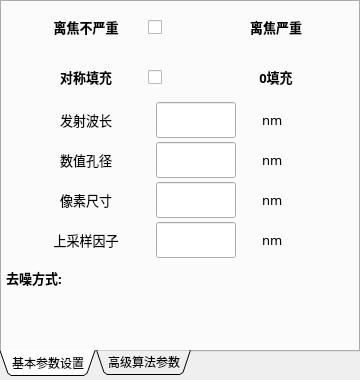
Ruoave/Dark-optical-sectioning-with-Qt-, file ui/greenwidget.ui: the form before one commit.
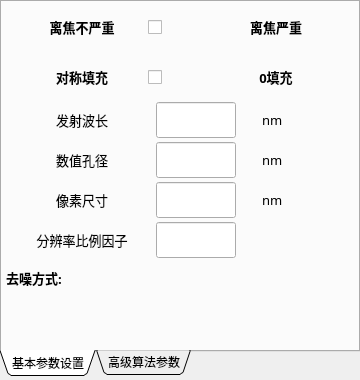
The form after the commit. Custom widgets are drawn as their Qt base class.

Commit message: factor之前的理解错误，改回了初版的“分辨率比例因子”

What changed in the file:
```diff
--- a/ui/greenwidget.ui
+++ b/ui/greenwidget.ui
@@ -62,7 +62,7 @@
     <widget class="QLabel" name="notSevereLabel">
      <property name="geometry">
       <rect>
-       <x>36</x>
+       <x>32</x>
        <y>0</y>
        <width>96</width>
        <height>50</height>
@@ -145,7 +145,7 @@
     <widget class="QLabel" name="synPad">
      <property name="geometry">
       <rect>
-       <x>36</x>
+       <x>32</x>
        <y>50</y>
        <width>96</width>
        <height>50</height>
@@ -200,7 +200,7 @@
     <widget class="QLabel" name="emwaveLabel">
      <property name="geometry">
       <rect>
-       <x>24</x>
+       <x>20</x>
        <y>100</y>
        <width>120</width>
        <height>36</height>
@@ -232,7 +232,7 @@
     <widget class="QLabel" name="NALabel">
      <property name="geometry">
       <rect>
-       <x>24</x>
+       <x>20</x>
        <y>140</y>
        <width>120</width>
        <height>36</height>
@@ -274,7 +274,7 @@
     <widget class="QLabel" name="pixelLabel">
      <property name="geometry">
       <rect>
-       <x>24</x>
+       <x>20</x>
        <y>180</y>
        <width>120</width>
        <height>36</height>
@@ -400,35 +400,6 @@
       <string>nm</string>
      </property>
     </widget>
-    <widget class="QLabel" name="units_4">
-     <property name="geometry">
-      <rect>
-       <x>260</x>
-       <y>220</y>
-       <width>36</width>
-       <height>36</height>
-      </rect>
-     </property>
-     <property name="font">
-      <font>
-       <family>微软雅黑</family>
-       <pointsize>10</pointsize>
-       <weight>50</weight>
-       <italic>false</italic>
-       <bold>false</bold>
-       <underline>false</underline>
-      </font>
-     </property>
-     <property name="toolTip">
-      <string/>
-     </property>
-     <property name="frameShadow">
-      <enum>QFrame::Plain</enum>
-     </property>
-     <property name="text">
-      <string>nm</string>
-     </property>
-    </widget>
     <widget class="QtMaterialAutoComplete" name="Line_para_factor">
      <property name="geometry">
       <rect>
@@ -442,7 +413,7 @@
     <widget class="QLabel" name="factorLabel">
      <property name="geometry">
       <rect>
-       <x>24</x>
+       <x>20</x>
        <y>220</y>
        <width>120</width>
        <height>36</height>
@@ -465,7 +436,7 @@
       <enum>QFrame::Plain</enum>
      </property>
      <property name="text">
-      <string>上采样因子</string>
+      <string>分辨率比例因子</string>
      </property>
      <property name="alignment">
       <set>Qt::AlignCenter</set>
```
The commit also changes 2 other files.
